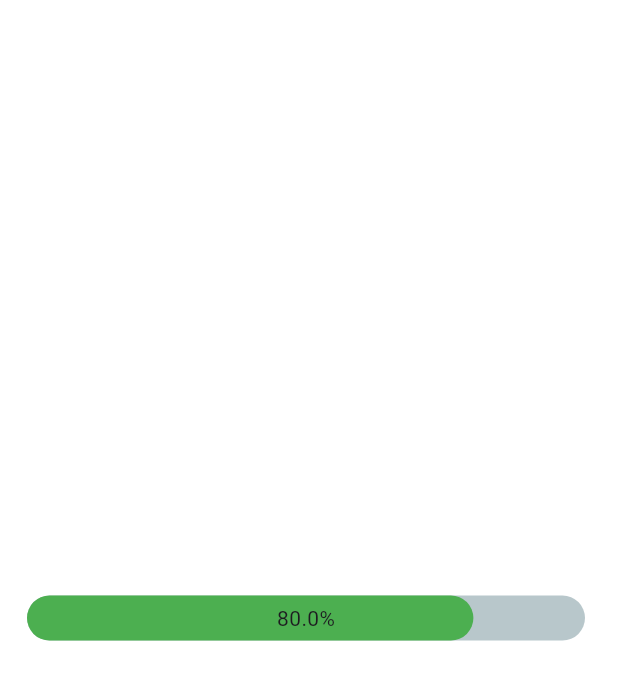
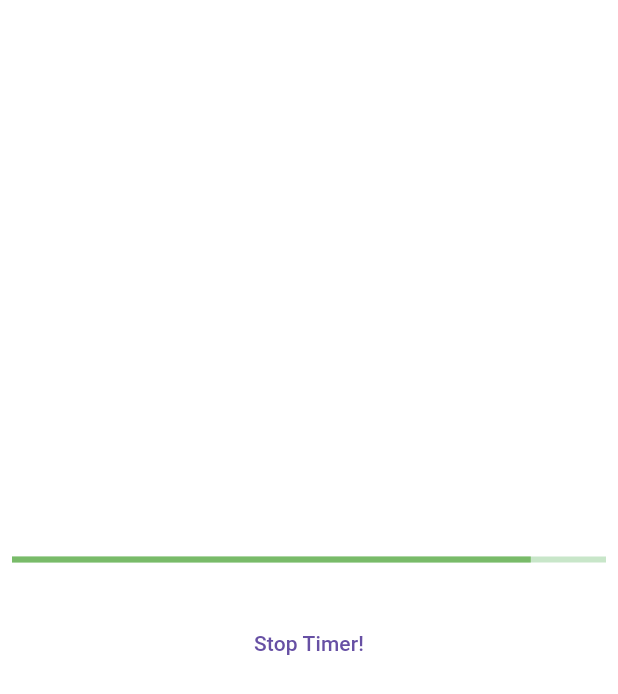
Before and after one commit to joaquingalang/diction-dash, a Flutter app: the TestScreen screen opened directly, on a phone screen of 412 x 824 dp. Shown: the top 694 px of the screen. Run offline on Flutter 3.47's test engine with Material 3 defaults, Android fonts, the light colour scheme and no system bars; drawn by our look-alikes of percent_indicator.

Commit message:
add countdown bar

```diff
--- a/lib/main.dart
+++ b/lib/main.dart
@@ -24,7 +24,7 @@ class DictionDash extends StatelessWidget {
   @override
   Widget build(BuildContext context) {
     return MaterialApp(
-      home: ComprehensionScreen(),
+      home: TestScreen(),
       theme: ThemeData.light().copyWith(
         scaffoldBackgroundColor: Colors.white,
       ),
--- a/lib/screens/minigame/comprehension_screen.dart
+++ b/lib/screens/minigame/comprehension_screen.dart
@@ -2,6 +2,8 @@ import 'package:flutter/material.dart';
 import 'package:diction_dash/utils/constants.dart';
 import 'package:diction_dash/widgets/progress_bars/question_bar.dart';
 import 'package:diction_dash/widgets/buttons/oval_button.dart';
+
+// TODO: Separate ComprehensionScreen with ComprehensionQuestion
 
 class ComprehensionScreen extends StatelessWidget {
   const ComprehensionScreen({super.key});
--- a/lib/screens/minigame/grammar_screen.dart
+++ b/lib/screens/minigame/grammar_screen.dart
@@ -2,6 +2,8 @@ import 'package:flutter/material.dart';
 import 'package:diction_dash/utils/constants.dart';
 import 'package:diction_dash/widgets/progress_bars/question_bar.dart';
 import 'package:diction_dash/widgets/buttons/oval_button.dart';
+
+// TODO: Separate GrammarScreen with GrammarQuestion
 
 class GrammarScreen extends StatelessWidget {
   const GrammarScreen({super.key});
--- a/lib/screens/minigame/spelling_screen.dart
+++ b/lib/screens/minigame/spelling_screen.dart
@@ -4,7 +4,7 @@ import 'package:diction_dash/widgets/progress_bars/question_bar.dart';
 import 'package:diction_dash/widgets/text_fields/spelling_answer_text_field.dart';
 import 'package:diction_dash/widgets/buttons/rounded_rectangle_button.dart';
 
-// TODO: Separate SpellingScreen with SpellingQuestionBody
+// TODO: Separate SpellingScreen with SpellingQuestion
 
 class SpellingScreen extends StatefulWidget {
   const SpellingScreen({super.key});
--- a/lib/screens/minigame/vocabulary_screen.dart
+++ b/lib/screens/minigame/vocabulary_screen.dart
@@ -2,6 +2,8 @@ import 'package:diction_dash/widgets/buttons/oval_button.dart';
 import 'package:flutter/material.dart';
 import 'package:diction_dash/utils/constants.dart';
 import 'package:diction_dash/widgets/progress_bars/question_bar.dart';
+
+// TODO: Separate Screen with Question
 
 class VocabularyScreen extends StatelessWidget {
   const VocabularyScreen({super.key});
--- a/lib/screens/test_screen.dart
+++ b/lib/screens/test_screen.dart
@@ -1,9 +1,17 @@
 import 'package:flutter/material.dart';
 import 'package:diction_dash/utils/constants.dart';
 import 'package:percent_indicator/linear_percent_indicator.dart';
+import 'package:diction_dash/widgets/progress_bars/countdown_bar.dart';
 
-class TestScreen extends StatelessWidget {
+class TestScreen extends StatefulWidget {
   const TestScreen({super.key});
+
+  @override
+  State<TestScreen> createState() => _TestScreenState();
+}
+
+class _TestScreenState extends State<TestScreen> {
+  bool _timerComplete = false;
 
   @override
   Widget build(BuildContext context) {
@@ -11,15 +19,25 @@ class TestScreen extends StatelessWidget {
       body: Center(
         child: Padding(
           padding: const EdgeInsets.all(8.0),
-          child: LinearPercentIndicator(
-            width: MediaQuery.of(context).size.width - 20,
-            lineHeight: 30.0,
-            animation: true,
-            animationDuration: 2500,
-            percent: 0.8,
-            center: Text("80.0%"),
-            barRadius: Radius.circular(90),
-            progressColor: Colors.green,
+          child: Column(
+            spacing: 30,
+            mainAxisAlignment: MainAxisAlignment.center,
+            children: [
+              CountdownBar(
+                isStopped: _timerComplete,
+                onTimerComplete: () {
+                  print('CountdownBar Time Complete!');
+                },
+              ),
+              TextButton(
+                onPressed: () {
+                  setState(() {
+                    _timerComplete = !_timerComplete;
+                  });
+                },
+                child: Text('Stop Timer!'),
+              ),
+            ],
           ),
         ),
       ),
--- a/lib/widgets/progress_bars/countdown_bar.dart
+++ b/lib/widgets/progress_bars/countdown_bar.dart
@@ -18,7 +18,7 @@ class CountdownBar extends StatefulWidget {
 }
 
 class _CountdownBarState extends State<CountdownBar>
-    with TickerProviderStateMixin {
+    with SingleTickerProviderStateMixin {
   late AnimationController _controller;
   late Animation<Color?> _colorAnimation;
 
@@ -44,6 +44,7 @@ class _CountdownBarState extends State<CountdownBar>
     // Add a listener to trigger the callback once the timer finishes
     _controller.addStatusListener(
       (status) {
+        print(_colorAnimation);
         if (status.isDismissed) {
           widget.onTimerComplete();
         }
@@ -51,8 +52,37 @@ class _CountdownBarState extends State<CountdownBar>
     );
   }
 
+  void _startTimer() {
+    // Starts countdown when called (1 represents the animation value not the duration in seconds)
+    _controller.reverse(from: 1);
+  }
+
+  @override
+  void initState() {
+    super.initState();
+    _initAnimationController();
+    _startTimer();
+  }
+
+  @override
+  void didUpdateWidget(covariant CountdownBar oldWidget) {
+    super.didUpdateWidget(oldWidget);
+    if (widget.isStopped) {
+      _controller.stop();
+    }
+  }
+
   @override
   Widget build(BuildContext context) {
-    return const Placeholder();
+    return AnimatedBuilder(
+      animation: _colorAnimation,
+      builder: (context, child) {
+        return LinearProgressIndicator(
+          value: _controller.value,
+          valueColor: _colorAnimation,
+          backgroundColor: Colors.green.shade100,
+        );
+      },
+    );
   }
 }
```
